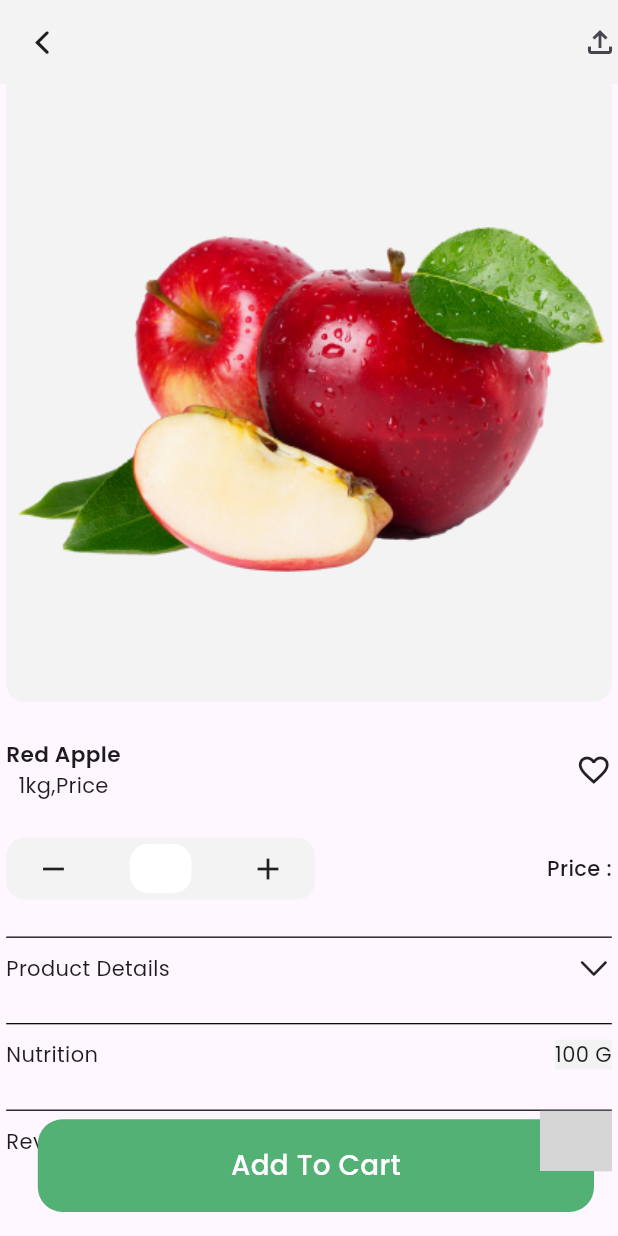
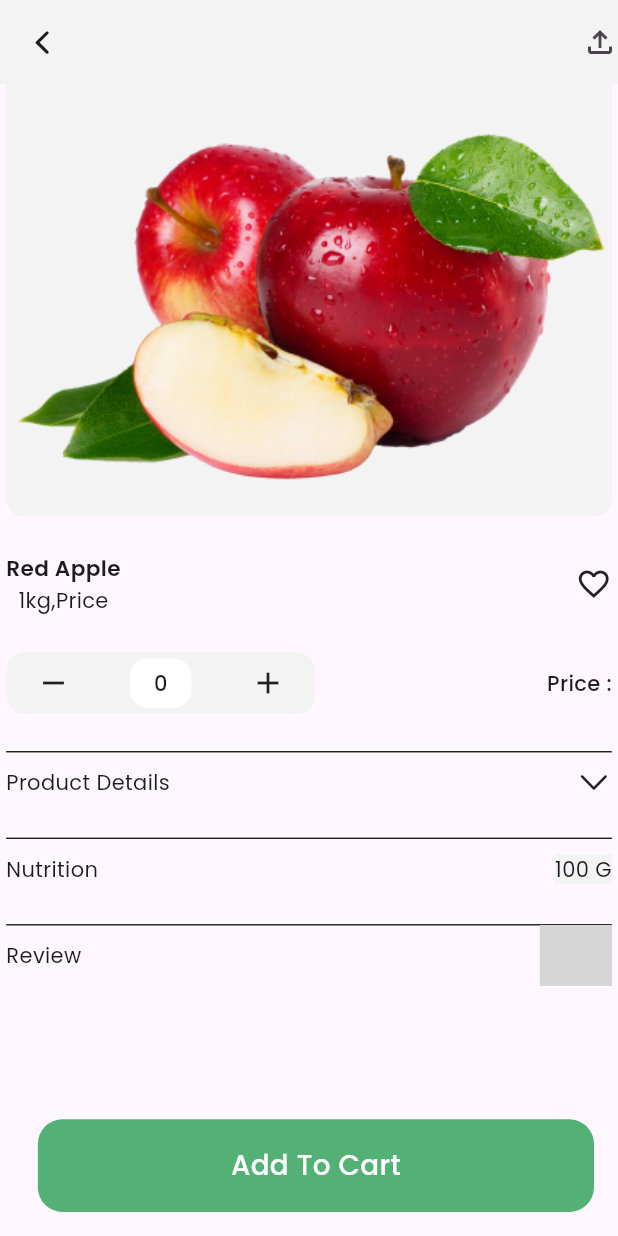
Before and after one commit to shibii787/nectar_project1, a Flutter app: the appleDetails screen opened directly, on a phone screen of 412 x 824 dp. Run offline on Flutter 3.47's test engine with Material 3 defaults, Android fonts, the phone set to English and light mode, and no system bars; our stand-ins replace carousel_slider, country_code_picker, firebase_core, flutter_svg, google_fonts, image_picker and 4 more; missing offline and left inert: animated_rating_stars, flutter_flip_card; accounts and stored records are empty; grey boxes are pictures that could not be loaded.

Commit message:
profile section updated

```diff
--- a/lib/app_body/appleDetails.dart
+++ b/lib/app_body/appleDetails.dart
@@ -16,6 +16,9 @@ class appleDetails extends StatefulWidget {
 class _appleDetailsState extends State<appleDetails> {
 
   bool more=false; //to show product details
+
+  int count=0;
+
 
   @override
   Widget build(BuildContext context) {
@@ -59,7 +62,7 @@ class _appleDetailsState extends State<appleDetails> {
             mainAxisAlignment: MainAxisAlignment.start,
             children: [
               Container(
-                height: h*0.5,
+                height: h*0.35,
                 width: w*1,
                 decoration: BoxDecoration(
                     borderRadius: BorderRadius.only(
@@ -103,7 +106,14 @@ class _appleDetailsState extends State<appleDetails> {
                     child: Row(
                       mainAxisAlignment: MainAxisAlignment.spaceAround,
                       children: [
-                        Icon(Icons.remove),
+                        InkWell(
+                          onTap: () {
+                            count==0?0:count--;
+                            setState(() {
+
+                            });
+                          },
+                            child: Icon(Icons.remove)),
                         Container(
                           height: h*0.04,
                             width: w*0.1,
@@ -111,10 +121,19 @@ class _appleDetailsState extends State<appleDetails> {
                               borderRadius: BorderRadius.circular(w*0.03),
                               color: theColors.primaryColor
                             ),
-                            child: Text("",style: TextStyle(
-                              fontWeight: FontWeight.w500
-                            ),)),
-                       Icon(Icons.add),
+                            child: Center(
+                              child: Text(count.toString(),style: TextStyle(
+                                fontWeight: FontWeight.w500
+                              ),),
+                            )),
+                       InkWell(
+                         onTap: () {
+                           count++;
+                           setState(() {
+
+                           });
+                         },
+                           child: Icon(Icons.add)),
                       ],
                     ),
                   ),
--- a/lib/app_profile/about.dart
+++ b/lib/app_profile/about.dart
@@ -14,6 +14,7 @@ class _aboutState extends State<about> {
   @override
   Widget build(BuildContext context) {
     return Scaffold(
+      backgroundColor: theColors.primaryColor,
       appBar: AppBar(
         centerTitle: true,
         backgroundColor: theColors.primaryColor,
--- a/lib/app_profile/delivery address.dart
+++ b/lib/app_profile/delivery address.dart
@@ -15,6 +15,7 @@ class _deliveryaddressState extends State<deliveryaddress> {
   @override
   Widget build(BuildContext context) {
     return Scaffold(
+      backgroundColor: theColors.primaryColor,
       appBar: AppBar(
         backgroundColor: theColors.primaryColor,
         centerTitle: true,
--- a/lib/app_profile/help.dart
+++ b/lib/app_profile/help.dart
@@ -15,6 +15,7 @@ class _helpState extends State<help> {
   @override
   Widget build(BuildContext context) {
     return Scaffold(
+      backgroundColor: theColors.primaryColor,
       appBar: AppBar(
         centerTitle: true,
         backgroundColor: theColors.primaryColor,
--- a/lib/app_profile/my order.dart
+++ b/lib/app_profile/my order.dart
@@ -15,6 +15,7 @@ class _myorderState extends State<myorder> {
   @override
   Widget build(BuildContext context) {
     return Scaffold(
+      backgroundColor: theColors.primaryColor,
       appBar: AppBar(
         centerTitle: true,
         backgroundColor: theColors.primaryColor,
--- a/lib/app_profile/mydetails.dart
+++ b/lib/app_profile/mydetails.dart
@@ -15,6 +15,7 @@ class _mydetailsState extends State<mydetails> {
   @override
   Widget build(BuildContext context) {
     return Scaffold(
+      backgroundColor: theColors.primaryColor,
       appBar: AppBar(
         backgroundColor: theColors.primaryColor,
         centerTitle: true,
--- a/lib/app_profile/notification.dart
+++ b/lib/app_profile/notification.dart
@@ -16,6 +16,7 @@ class _notificationState extends State<notification> {
   @override
   Widget build(BuildContext context) {
     return Scaffold(
+      backgroundColor: theColors.primaryColor,
       appBar: AppBar(
         centerTitle: true,
         backgroundColor: theColors.primaryColor,
--- a/lib/app_profile/payment methods.dart
+++ b/lib/app_profile/payment methods.dart
@@ -16,6 +16,7 @@ class _paymentmethodsState extends State<paymentmethods> {
   @override
   Widget build(BuildContext context) {
     return Scaffold(
+      backgroundColor: theColors.primaryColor,
       appBar: AppBar(
         automaticallyImplyLeading: false,
         leading: InkWell(
--- a/lib/app_profile/promocard.dart
+++ b/lib/app_profile/promocard.dart
@@ -13,6 +13,7 @@ class _promocardState extends State<promocard> {
   @override
   Widget build(BuildContext context) {
     return Scaffold(
+      backgroundColor: theColors.primaryColor,
       appBar: AppBar(
         centerTitle: true,
         backgroundColor: theColors.primaryColor,
```
Also changed, not shown: lib/app_profile/account.dart (+9 -19 lines), lib/app_profile/profile_page.dart (+7 -5 lines), lib/main.dart (+2 -7 lines), pubspec.lock.
